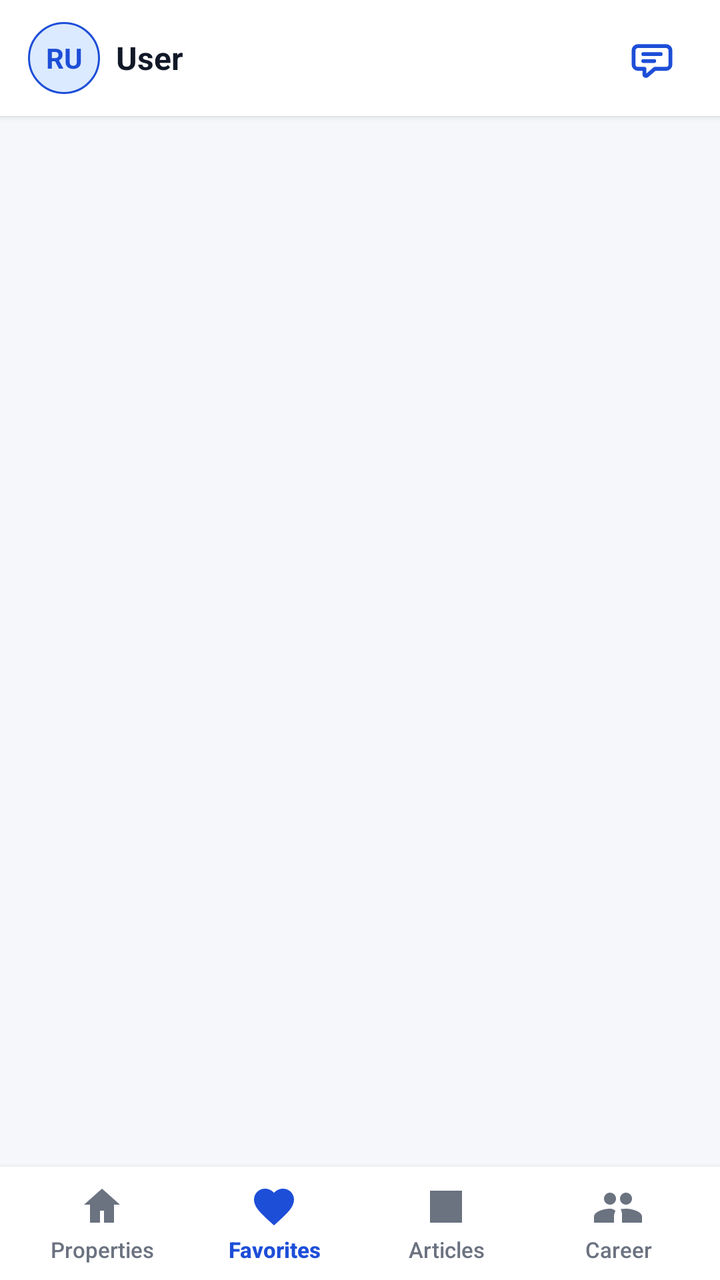
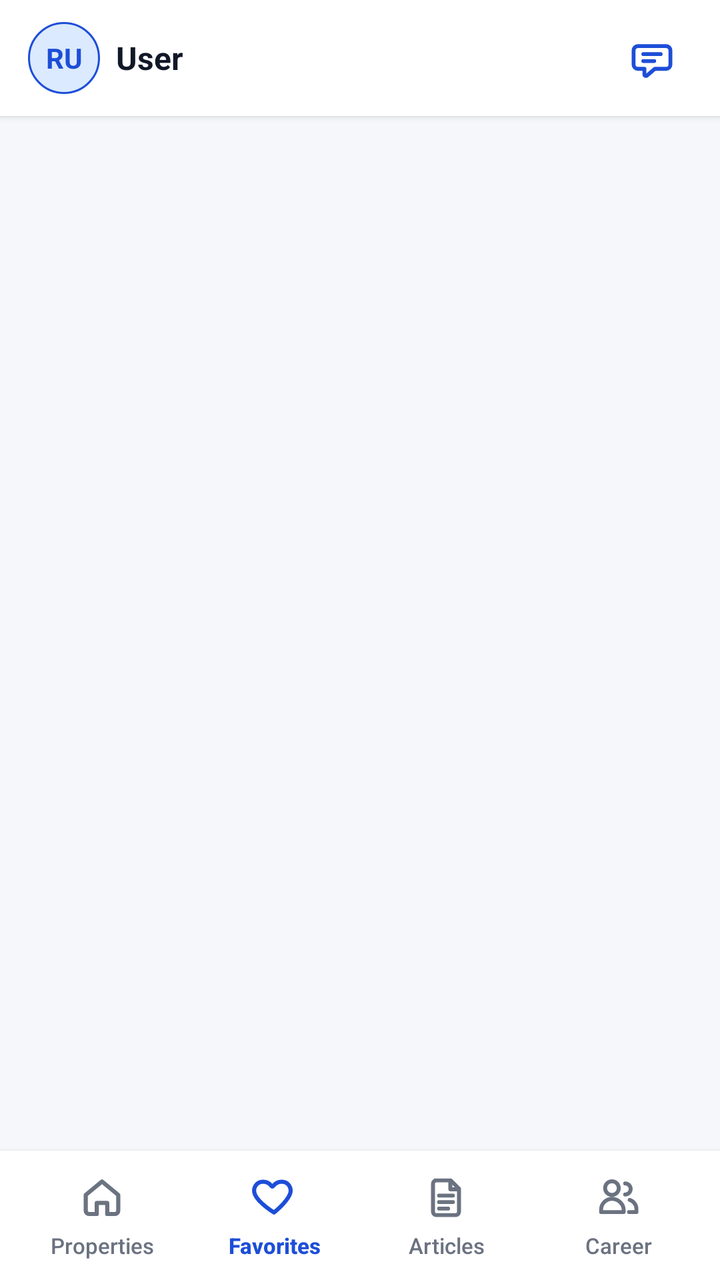

The first picture is an Android layout as it rendered before a commit; the second is the same layout after the commit. The layout source and the unified diff follow.
<!-- AndroidManifest.xml: application theme Theme.AppCompat -->
<!-- res/layout/activity_favorites.xml -->
<?xml version="1.0" encoding="utf-8"?>
<androidx.constraintlayout.widget.ConstraintLayout xmlns:android="http://schemas.android.com/apk/res/android"
    xmlns:app="http://schemas.android.com/apk/res-auto"
    xmlns:tools="http://schemas.android.com/tools"
    android:layout_width="match_parent"
    android:layout_height="match_parent"
    android:background="#F6F7FB"
    tools:context=".features.favorites.ui.FavoritesActivity">

    <include
        android:id="@+id/layoutHeader"
        android:layout_width="0dp"
        android:layout_height="wrap_content"
        layout="@layout/view_mobile_header"
        app:layout_constraintTop_toTopOf="parent"
        app:layout_constraintStart_toStartOf="parent"
        app:layout_constraintEnd_toEndOf="parent" />

    <ProgressBar
        android:id="@+id/progressBar"
        style="?android:attr/progressBarStyleLarge"
        android:layout_width="wrap_content"
        android:layout_height="wrap_content"
        android:visibility="gone"
        app:layout_constraintTop_toBottomOf="@id/layoutHeader"
        app:layout_constraintBottom_toTopOf="@id/layoutBottomNav"
        app:layout_constraintStart_toStartOf="parent"
        app:layout_constraintEnd_toEndOf="parent" />

    <LinearLayout
        android:id="@+id/layoutState"
        android:layout_width="0dp"
        android:layout_height="wrap_content"
        android:layout_marginHorizontal="16dp"
        android:layout_marginTop="24dp"
        android:background="#FFFFFF"
        android:elevation="2dp"
        android:gravity="center_horizontal"
        android:orientation="vertical"
        android:padding="20dp"
        android:visibility="gone"
        app:layout_constraintTop_toBottomOf="@id/layoutHeader"
        app:layout_constraintStart_toStartOf="parent"
        app:layout_constraintEnd_toEndOf="parent">

        <TextView
            android:id="@+id/tvStateMessage"
            android:layout_width="wrap_content"
            android:layout_height="wrap_content"
            android:gravity="center"
            android:textColor="#374151"
            android:textSize="16sp" />

        <Button
            android:id="@+id/btnStateAction"
            android:layout_width="wrap_content"
            android:layout_height="wrap_content"
            android:layout_marginTop="16dp"
            android:text="Open Login"
            android:textAllCaps="false"
            android:visibility="gone" />
    </LinearLayout>

    <TextView
        android:id="@+id/tvEmptyState"
        android:layout_width="0dp"
        android:layout_height="wrap_content"
        android:layout_marginHorizontal="16dp"
        android:background="#FFFFFF"
        android:gravity="center"
        android:padding="20dp"
        android:text="No favorite properties yet."
        android:textColor="#6B7280"
        android:textSize="16sp"
        android:visibility="gone"
        app:layout_constraintTop_toBottomOf="@id/layoutHeader"
        app:layout_constraintBottom_toTopOf="@id/layoutBottomNav"
        app:layout_constraintStart_toStartOf="parent"
        app:layout_constraintEnd_toEndOf="parent" />

    <ListView
        android:id="@+id/lvFavorites"
        android:layout_width="0dp"
        android:layout_height="0dp"
        android:layout_marginHorizontal="16dp"
        android:layout_marginTop="16dp"
        android:divider="@android:color/transparent"
        android:dividerHeight="12dp"
        android:listSelector="@android:color/transparent"
        app:layout_constraintTop_toBottomOf="@id/layoutHeader"
        app:layout_constraintBottom_toTopOf="@id/layoutBottomNav"
        app:layout_constraintStart_toStartOf="parent"
        app:layout_constraintEnd_toEndOf="parent" />

    <LinearLayout
        android:id="@+id/layoutBottomNav"
        android:layout_width="0dp"
        android:layout_height="wrap_content"
        android:background="#FFFFFF"
        android:elevation="4dp"
        android:orientation="horizontal"
        android:paddingHorizontal="8dp"
        android:paddingVertical="8dp"
        app:layout_constraintBottom_toBottomOf="parent"
        app:layout_constraintStart_toStartOf="parent"
        app:layout_constraintEnd_toEndOf="parent">

        <Button
            android:id="@+id/btnNavProperties"
            android:layout_width="0dp"
            android:layout_height="wrap_content"
            android:layout_weight="1"
            android:background="@android:color/transparent"
            android:minHeight="0dp"
            android:minWidth="0dp"
            android:drawableTop="@drawable/ic_nav_home"
            android:drawablePadding="2dp"
            android:drawableTint="@color/property_text_secondary"
            android:text="Properties"
            android:textAllCaps="false"
            android:textColor="@color/property_text_secondary"
            android:textSize="11sp"
            android:gravity="center" />

        <Button
            android:id="@+id/btnNavFavorites"
            android:layout_width="0dp"
            android:layout_height="wrap_content"
            android:layout_weight="1"
            android:background="@android:color/transparent"
            android:minHeight="0dp"
            android:minWidth="0dp"
            android:drawableTop="@drawable/ic_nav_heart"
            android:drawablePadding="2dp"
            android:drawableTint="@color/property_blue"
            android:text="Favorites"
            android:textAllCaps="false"
            android:textColor="@color/property_blue"
            android:textSize="11sp"
            android:textStyle="bold"
            android:gravity="center" />

        <Button
            android:id="@+id/btnNavArticles"
            android:layout_width="0dp"
            android:layout_height="wrap_content"
            android:layout_weight="1"
            android:background="@android:color/transparent"
            android:minHeight="0dp"
            android:minWidth="0dp"
            android:drawableTop="@drawable/ic_nav_article"
            android:drawablePadding="2dp"
            android:drawableTint="@color/property_text_secondary"
            android:text="Articles"
            android:textAllCaps="false"
            android:textColor="@color/property_text_secondary"
            android:textSize="11sp"
            android:gravity="center" />

        <Button
            android:id="@+id/btnNavCareer"
            android:layout_width="0dp"
            android:layout_height="wrap_content"
            android:layout_weight="1"
            android:background="@android:color/transparent"
            android:minHeight="0dp"
            android:minWidth="0dp"
            android:drawableTop="@drawable/ic_nav_people"
            android:drawablePadding="2dp"
            android:drawableTint="@color/property_text_secondary"
            android:text="@string/nav_career_application"
            android:textAllCaps="false"
            android:textColor="@color/property_text_secondary"
            android:textSize="11sp"
            android:gravity="center" />
    </LinearLayout>

</androidx.constraintlayout.widget.ConstraintLayout>
<!-- res/layout/view_mobile_header.xml (included above) -->
<?xml version="1.0" encoding="utf-8"?>
<androidx.constraintlayout.widget.ConstraintLayout xmlns:android="http://schemas.android.com/apk/res/android"
    xmlns:app="http://schemas.android.com/apk/res-auto"
    android:id="@+id/layoutHeader"
    android:layout_width="match_parent"
    android:layout_height="wrap_content"
    android:background="@color/white"
    android:elevation="2dp"
    android:minHeight="58dp"
    android:paddingHorizontal="14dp"
    android:paddingVertical="9dp">

    <LinearLayout
        android:id="@+id/layoutProfileHeader"
        android:layout_width="0dp"
        android:layout_height="wrap_content"
        android:clickable="true"
        android:focusable="true"
        android:gravity="center_vertical"
        android:orientation="horizontal"
        android:paddingEnd="8dp"
        app:layout_constraintEnd_toStartOf="@id/btnMessages"
        app:layout_constraintStart_toStartOf="parent"
        app:layout_constraintTop_toTopOf="parent"
        app:layout_constraintBottom_toBottomOf="parent"
        app:layout_constraintWidth_default="spread">

        <FrameLayout
            android:layout_width="36dp"
            android:layout_height="36dp">

            <ImageView
                android:id="@+id/ivHeaderAvatar"
                android:layout_width="match_parent"
                android:layout_height="match_parent"
                android:background="@drawable/bg_avatar_circle"
                android:contentDescription="@string/profile_avatar"
                android:scaleType="centerCrop"
                android:visibility="gone" />

            <TextView
                android:id="@+id/tvHeaderAvatar"
                android:layout_width="match_parent"
                android:layout_height="match_parent"
                android:background="@drawable/bg_avatar_circle"
                android:gravity="center"
                android:text="RU"
                android:textColor="@color/property_blue"
                android:textSize="14sp"
                android:textStyle="bold" />
        </FrameLayout>

        <TextView
            android:id="@+id/tvHeaderName"
            android:layout_width="0dp"
            android:layout_height="wrap_content"
            android:layout_marginStart="8dp"
            android:layout_weight="1"
            android:maxLines="1"
            android:ellipsize="end"
            android:text="User"
            android:textColor="@color/property_text_primary"
            android:textSize="16sp"
            android:textStyle="bold" />
    </LinearLayout>

    <ImageButton
        android:id="@+id/btnMessages"
        android:layout_width="40dp"
        android:layout_height="40dp"
        android:background="?attr/selectableItemBackgroundBorderless"
        android:contentDescription="@string/messages"
        android:padding="7dp"
        android:src="@drawable/ic_header_message"
        android:tint="@color/property_blue"
        app:layout_constraintEnd_toEndOf="parent"
        app:layout_constraintTop_toTopOf="parent"
        app:layout_constraintBottom_toBottomOf="parent" />
</androidx.constraintlayout.widget.ConstraintLayout>
<!-- resources referenced by this layout -->
<resources>
  <color name="property_blue">#1D4ED8</color>
  <color name="property_text_primary">#111827</color>
  <color name="property_text_secondary">#6B7280</color>
  <color name="white">#FFFFFFFF</color>
  <!-- drawable ic_nav_article (drawable) -->
  <?xml version="1.0" encoding="utf-8"?>
  <vector xmlns:android="http://schemas.android.com/apk/res/android"
      android:width="24dp"
      android:height="24dp"
      android:viewportWidth="24"
      android:viewportHeight="24">
      <path
          android:fillColor="#6B7280"
          android:pathData="M4,4h16v16H4z M7,7h10v2H7z M7,11h10v2H7z M7,15h6v2H7z" />
  </vector>
  <!-- drawable ic_nav_heart (drawable) -->
  <?xml version="1.0" encoding="utf-8"?>
  <vector xmlns:android="http://schemas.android.com/apk/res/android"
      android:width="24dp"
      android:height="24dp"
      android:viewportWidth="24"
      android:viewportHeight="24">
      <path
          android:fillColor="#6B7280"
          android:pathData="M12,21.35l-1.45,-1.32C5.4,15.36 2,12.28 2,8.5C2,5.42 4.42,3 7.5,3c1.74,0 3.41,0.81 4.5,2.09C13.09,3.81 14.76,3 16.5,3C19.58,3 22,5.42 22,8.5c0,3.78 -3.4,6.86 -8.55,11.54L12,21.35z" />
  </vector>
  <!-- drawable ic_nav_home (drawable) -->
  <?xml version="1.0" encoding="utf-8"?>
  <vector xmlns:android="http://schemas.android.com/apk/res/android"
      android:width="24dp"
      android:height="24dp"
      android:viewportWidth="24"
      android:viewportHeight="24">
      <path
          android:fillColor="#6B7280"
          android:pathData="M12,3l9,8h-3v9h-5v-6H11v6H6v-9H3z" />
  </vector>
  <!-- drawable ic_nav_people (drawable) -->
  <?xml version="1.0" encoding="utf-8"?>
  <vector xmlns:android="http://schemas.android.com/apk/res/android"
      android:width="24dp"
      android:height="24dp"
      android:viewportWidth="24"
      android:viewportHeight="24">
      <path
          android:fillColor="#6B7280"
          android:pathData="M16,11c1.66,0 3,-1.34 3,-3s-1.34,-3 -3,-3 -3,1.34 -3,3 1.34,3 3,3zM8,11c1.66,0 3,-1.34 3,-3S9.66,5 8,5 5,6.34 5,8s1.34,3 3,3zM8,13c-2.67,0 -8,1.34 -8,4v3h10v-3c0,-1.1 0.27,-2.08 0.75,-2.89C9.86,13.26 8.97,13 8,13zM16,13c-0.97,0 -1.86,0.26 -2.75,0.11C13.73,13.92 14,14.9 14,16v4h10v-3c0,-2.66 -5.33,-4 -8,-4z" />
  </vector>
  <string name="messages">Messages</string>
  <string name="nav_career_application">Career</string>
  <string name="profile_avatar">Profile avatar</string>
  <color name="property_blue_light">#DBEAFE</color>
  <!-- unchanged entries left out for length: 2 -->
</resources>

<!-- the commit's change to res/layout/activity_favorites.xml (unified diff, before → after) -->
@@ -100,7 +100,7 @@
         android:elevation="4dp"
         android:orientation="horizontal"
         android:paddingHorizontal="8dp"
-        android:paddingVertical="8dp"
+        android:paddingVertical="10dp"
         app:layout_constraintBottom_toBottomOf="parent"
         app:layout_constraintStart_toStartOf="parent"
         app:layout_constraintEnd_toEndOf="parent">
@@ -114,7 +114,7 @@
             android:minHeight="0dp"
             android:minWidth="0dp"
             android:drawableTop="@drawable/ic_nav_home"
-            android:drawablePadding="2dp"
+            android:drawablePadding="4dp"
             android:drawableTint="@color/property_text_secondary"
             android:text="Properties"
             android:textAllCaps="false"
@@ -131,7 +131,7 @@
             android:minHeight="0dp"
             android:minWidth="0dp"
             android:drawableTop="@drawable/ic_nav_heart"
-            android:drawablePadding="2dp"
+            android:drawablePadding="4dp"
             android:drawableTint="@color/property_blue"
             android:text="Favorites"
             android:textAllCaps="false"
@@ -149,7 +149,7 @@
             android:minHeight="0dp"
             android:minWidth="0dp"
             android:drawableTop="@drawable/ic_nav_article"
-            android:drawablePadding="2dp"
+            android:drawablePadding="4dp"
             android:drawableTint="@color/property_text_secondary"
             android:text="Articles"
             android:textAllCaps="false"
@@ -166,7 +166,7 @@
             android:minHeight="0dp"
             android:minWidth="0dp"
             android:drawableTop="@drawable/ic_nav_people"
-            android:drawablePadding="2dp"
+            android:drawablePadding="4dp"
             android:drawableTint="@color/property_text_secondary"
             android:text="@string/nav_career_application"
             android:textAllCaps="false"
<!-- resource entries referenced after the edit -->
@@ -7,46 +7,76 @@
   <!-- drawable ic_nav_article (drawable) -->
   <?xml version="1.0" encoding="utf-8"?>
   <vector xmlns:android="http://schemas.android.com/apk/res/android"
-      android:width="24dp"
-      android:height="24dp"
+      android:width="26dp"
+      android:height="26dp"
       android:viewportWidth="24"
       android:viewportHeight="24">
       <path
-          android:fillColor="#6B7280"
-          android:pathData="M4,4h16v16H4z M7,7h10v2H7z M7,11h10v2H7z M7,15h6v2H7z" />
+          android:fillColor="@android:color/transparent"
+          android:pathData="M7,4.5h7.2L18,8.3V19c0,0.83 -0.67,1.5 -1.5,1.5h-9C6.67,20.5 6,19.83 6,19V6c0,-0.83 0.67,-1.5 1.5,-1.5z"
+          android:strokeWidth="1.8"
+          android:strokeColor="#6B7280"
+          android:strokeLineCap="round"
+          android:strokeLineJoin="round" />
+      <path
+          android:fillColor="@android:color/transparent"
+          android:pathData="M14,4.8v3.8h3.7M8.8,11.5h6.4M8.8,14.5h6.4M8.8,17.5h4.2"
+          android:strokeWidth="1.8"
+          android:strokeColor="#6B7280"
+          android:strokeLineCap="round"
+          android:strokeLineJoin="round" />
   </vector>
   <!-- drawable ic_nav_heart (drawable) -->
   <?xml version="1.0" encoding="utf-8"?>
   <vector xmlns:android="http://schemas.android.com/apk/res/android"
-      android:width="24dp"
-      android:height="24dp"
+      android:width="26dp"
+      android:height="26dp"
       android:viewportWidth="24"
       android:viewportHeight="24">
       <path
-          android:fillColor="#6B7280"
-          android:pathData="M12,21.35l-1.45,-1.32C5.4,15.36 2,12.28 2,8.5C2,5.42 4.42,3 7.5,3c1.74,0 3.41,0.81 4.5,2.09C13.09,3.81 14.76,3 16.5,3C19.58,3 22,5.42 22,8.5c0,3.78 -3.4,6.86 -8.55,11.54L12,21.35z" />
+          android:fillColor="@android:color/transparent"
+          android:pathData="M12,19.3s-6.8,-4.13 -8.7,-8.1C1.9,8.25 3.8,5.1 6.95,5.1c1.78,0 3.06,0.86 3.85,1.95C11.08,7.43 11.42,7.43 11.7,7.05c0.79,-1.09 2.07,-1.95 3.85,-1.95c3.15,0 5.05,3.15 3.65,6.1C17.3,15.17 12,19.3 12,19.3z"
+          android:strokeWidth="1.9"
+          android:strokeColor="#6B7280"
+          android:strokeLineCap="round"
+          android:strokeLineJoin="round" />
   </vector>
   <!-- drawable ic_nav_home (drawable) -->
   <?xml version="1.0" encoding="utf-8"?>
   <vector xmlns:android="http://schemas.android.com/apk/res/android"
-      android:width="24dp"
-      android:height="24dp"
+      android:width="26dp"
+      android:height="26dp"
       android:viewportWidth="24"
       android:viewportHeight="24">
       <path
-          android:fillColor="#6B7280"
-          android:pathData="M12,3l9,8h-3v9h-5v-6H11v6H6v-9H3z" />
+          android:fillColor="@android:color/transparent"
+          android:pathData="M4.5,11.2L12,5l7.5,6.2v7.3c0,0.83 -0.67,1.5 -1.5,1.5h-3.6v-5.1h-4.8V20H6c-0.83,0 -1.5,-0.67 -1.5,-1.5z"
+          android:strokeWidth="1.9"
+          android:strokeColor="#6B7280"
+          android:strokeLineCap="round"
+          android:strokeLineJoin="round" />
   </vector>
   <!-- drawable ic_nav_people (drawable) -->
   <?xml version="1.0" encoding="utf-8"?>
   <vector xmlns:android="http://schemas.android.com/apk/res/android"
-      android:width="24dp"
-      android:height="24dp"
+      android:width="26dp"
+      android:height="26dp"
       android:viewportWidth="24"
       android:viewportHeight="24">
       <path
-          android:fillColor="#6B7280"
-          android:pathData="M16,11c1.66,0 3,-1.34 3,-3s-1.34,-3 -3,-3 -3,1.34 -3,3 1.34,3 3,3zM8,11c1.66,0 3,-1.34 3,-3S9.66,5 8,5 5,6.34 5,8s1.34,3 3,3zM8,13c-2.67,0 -8,1.34 -8,4v3h10v-3c0,-1.1 0.27,-2.08 0.75,-2.89C9.86,13.26 8.97,13 8,13zM16,13c-0.97,0 -1.86,0.26 -2.75,0.11C13.73,13.92 14,14.9 14,16v4h10v-3c0,-2.66 -5.33,-4 -8,-4z" />
+          android:fillColor="@android:color/transparent"
+          android:pathData="M9.2,11.2c1.75,0 3.15,-1.4 3.15,-3.15S10.95,4.9 9.2,4.9S6.05,6.3 6.05,8.05S7.45,11.2 9.2,11.2zM14.6,19.1H4.2v-1.05c0,-2.78 2.24,-5.05 5,-5.05s5.4,2.27 5.4,5.05z"
+          android:strokeWidth="1.8"
+          android:strokeColor="#6B7280"
+          android:strokeLineCap="round"
+          android:strokeLineJoin="round" />
+      <path
+          android:fillColor="@android:color/transparent"
+          android:pathData="M15.3,11c1.42,0 2.55,-1.14 2.55,-2.55S16.72,5.9 15.3,5.9M17.4,13.5c1.8,0.55 3.1,2.23 3.1,4.2v1.4h-3.4"
+          android:strokeWidth="1.8"
+          android:strokeColor="#6B7280"
+          android:strokeLineCap="round"
+          android:strokeLineJoin="round" />
   </vector>
   <string name="messages">Messages</string>
   <string name="nav_career_application">Career</string>
